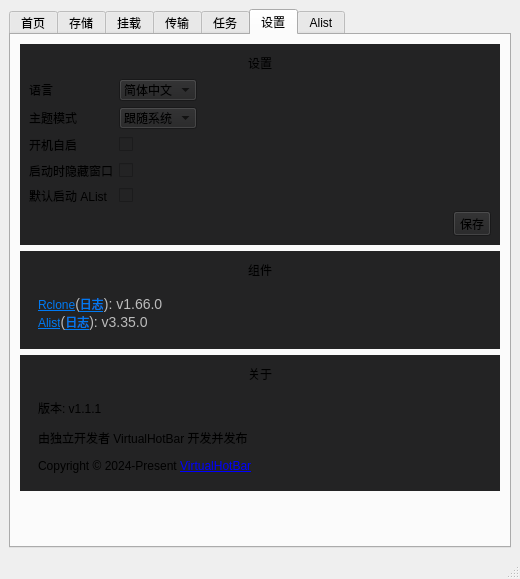
Before: the Qt Designer form QNetMount.ui in guoiaoang/QNetMount, drawn with Qt 5.
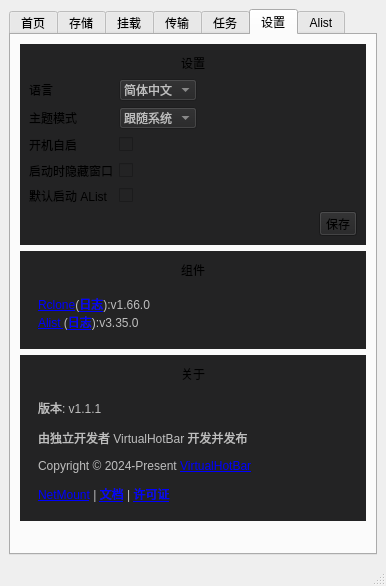
After: the same form once the commit is applied. The open tabs and pages were chosen to show the change.

Commit message: 添加 Alist 服务状态监控及停止

Diff of the .ui file:
```diff
--- a/QNetMount.ui
+++ b/QNetMount.ui
@@ -6,8 +6,8 @@
    <rect>
     <x>0</x>
     <y>0</y>
-    <width>520</width>
-    <height>579</height>
+    <width>386</width>
+    <height>586</height>
    </rect>
   </property>
   <property name="windowTitle">
@@ -537,19 +537,151 @@
        <attribute name="title">
         <string>设置</string>
        </attribute>
-       <layout class="QGridLayout" name="gridLayout_8">
-        <item row="3" column="0">
-         <spacer name="verticalSpacer_4">
-          <property name="orientation">
-           <enum>Qt::Vertical</enum>
+       <layout class="QGridLayout" name="gridLayoutSetting">
+        <item row="2" column="0">
+         <widget class="QWidget" name="widgetSettingAbout" native="true">
+          <property name="styleSheet">
+           <string notr="true">background-color: rgb(35, 35, 36);</string>
           </property>
-          <property name="sizeHint" stdset="0">
-           <size>
-            <width>20</width>
-            <height>40</height>
-           </size>
+          <layout class="QVBoxLayout" name="verticalLayoutSettingAbout">
+           <item>
+            <layout class="QHBoxLayout" name="horizontalLayoutSettingAboutTitle">
+             <item>
+              <spacer name="horizontalSpacerSettingAboutTitleLeft">
+               <property name="orientation">
+                <enum>Qt::Horizontal</enum>
+               </property>
+               <property name="sizeHint" stdset="0">
+                <size>
+                 <width>40</width>
+                 <height>20</height>
+                </size>
+               </property>
+              </spacer>
+             </item>
+             <item>
+              <widget class="QLabel" name="labelSettingAboutTitle">
+               <property name="text">
+                <string>关于</string>
+               </property>
+              </widget>
+             </item>
+             <item>
+              <spacer name="horizontalSpacerSettingAboutTitleRigth">
+               <property name="orientation">
+                <enum>Qt::Horizontal</enum>
+               </property>
+               <property name="sizeHint" stdset="0">
+                <size>
+                 <width>40</width>
+                 <height>20</height>
+                </size>
+               </property>
+              </spacer>
+             </item>
+            </layout>
+           </item>
+           <item>
+            <widget class="QWidget" name="widgetSettingAboutInfo" native="true">
+             <layout class="QVBoxLayout" name="verticalLayoutSettingAboutInfo">
+              <item>
+               <widget class="QLabel" name="labelSettingAboutInfo">
+                <property name="enabled">
+                 <bool>false</bool>
+                </property>
+                <property name="text">
+                 <string>&lt;!DOCTYPE HTML PUBLIC &quot;-//W3C//DTD HTML 4.0//EN&quot; &quot;http://www.w3.org/TR/REC-html40/strict.dtd&quot;&gt;
+&lt;html&gt;
+
+&lt;head&gt;
+&lt;meta name=&quot;qrichtext&quot; content=&quot;1&quot; /&gt;&lt;meta charset=&quot;utf-8&quot; /&gt;
+&lt;/head&gt;
+
+&lt;body&gt;
+&lt;p&gt;版本: v1.1.1&lt;/p&gt;
+&lt;p&gt;由独立开发者 VirtualHotBar 开发并发布&lt;/p&gt;
+&lt;p&gt;Copyright © 2024-Present &lt;a href=&quot;https://blog.hotpe.top&quot;&gt;VirtualHotBar&lt;/a&gt;&lt;/p&gt;
+&lt;p&gt;&lt;a href=&quot;https://blog.hotpe.top&quot;&gt;NetMount&lt;/a&gt; | &lt;a href=&quot;https://api.hotpe.top/API/NetMount/GoLink?id=docs&amp;path=&quot;&gt;文档&lt;/a&gt; | &lt;a href=&quot;https://docs.netmount.cn/license&quot;&gt;许可证&lt;/a&gt;&lt;/p&gt;
+</string>
+                </property>
+                <property name="scaledContents">
+                 <bool>true</bool>
+                </property>
+                <property name="wordWrap">
+                 <bool>true</bool>
+                </property>
+                <property name="openExternalLinks">
+                 <bool>true</bool>
+                </property>
+               </widget>
+              </item>
+             </layout>
+            </widget>
+           </item>
+          </layout>
+         </widget>
+        </item>
+        <item row="1" column="0">
+         <widget class="QWidget" name="widgetSettingLibs" native="true">
+          <property name="styleSheet">
+           <string notr="true">background-color: rgb(35, 35, 36);</string>
           </property>
-         </spacer>
+          <layout class="QVBoxLayout" name="verticalLayoutSettingLibs">
+           <item>
+            <layout class="QHBoxLayout" name="horizontalLayoutSettingLibsTitle">
+             <item>
+              <spacer name="horizontalSpacerSettingLibsTitleLeft">
+               <property name="orientation">
+                <enum>Qt::Horizontal</enum>
+               </property>
+               <property name="sizeHint" stdset="0">
+                <size>
+                 <width>40</width>
+                 <height>20</height>
+                </size>
+               </property>
+              </spacer>
+             </item>
+             <item>
+              <widget class="QLabel" name="labelSettingLibsTitle">
+               <property name="text">
+                <string>组件</string>
+               </property>
+              </widget>
+             </item>
+             <item>
+              <spacer name="horizontalSpacerSettingLibsTitleRight">
+               <property name="orientation">
+                <enum>Qt::Horizontal</enum>
+               </property>
+               <property name="sizeHint" stdset="0">
+                <size>
+                 <width>40</width>
+                 <height>20</height>
+                </size>
+               </property>
+              </spacer>
+             </item>
+            </layout>
+           </item>
+           <item>
+            <widget class="QWidget" name="widgetSettingLibsTitleInfo" native="true">
+             <property name="enabled">
+              <bool>false</bool>
+             </property>
+             <layout class="QVBoxLayout" name="verticalLayoutSettingLibsTitleInfo">
+              <item>
+               <widget class="QLabel" name="labelSettingLibsTitleInfo">
+                <property name="text">
+                 <string>&lt;html&gt;&lt;body&gt;&lt;a href=&quot;https://github.com/rclone/rclone&quot;  &gt;Rclone&lt;/a&gt;(&lt;a href=&quot;www&quot;&gt;日志&lt;/a&gt;):v1.66.0&lt;br/&gt;&lt;a href=&quot;https://github.com/alist-org/alist&quot;&gt;Alist &lt;/a&gt;(&lt;a href=&quot;www&quot;&gt;日志&lt;/a&gt;):v3.35.0&lt;/body&gt;&lt;/html&gt;</string>
+                </property>
+               </widget>
+              </item>
+             </layout>
+            </widget>
+           </item>
+          </layout>
+         </widget>
         </item>
         <item row="0" column="0">
          <widget class="QWidget" name="widgetSetting" native="true">
@@ -628,6 +760,9 @@
                </item>
                <item row="1" column="1">
                 <widget class="QComboBox" name="comboBoxSettingCtrlTheme">
+                 <property name="enabled">
+                  <bool>false</bool>
+                 </property>
                  <item>
                   <property name="text">
                    <string>跟随系统</string>
@@ -673,6 +808,9 @@
                </item>
                <item row="0" column="1">
                 <widget class="QComboBox" name="comboBoxSettingCtrlLanguage">
+                 <property name="enabled">
+                  <bool>false</bool>
+                 </property>
                  <property name="currentText">
                   <string>简体中文</string>
                  </property>
@@ -781,144 +919,18 @@
           </layout>
          </widget>
         </item>
-        <item row="2" column="0">
-         <widget class="QWidget" name="widgetSettingAbout" native="true">
-          <property name="styleSheet">
-           <string notr="true">background-color: rgb(35, 35, 36);</string>
+        <item row="3" column="0">
+         <spacer name="verticalSpacerSettingBellow">
+          <property name="orientation">
+           <enum>Qt::Vertical</enum>
           </property>
-          <layout class="QVBoxLayout" name="verticalLayout_12">
-           <item>
-            <layout class="QVBoxLayout" name="verticalLayoutSettingAbout">
-             <item>
-              <layout class="QHBoxLayout" name="horizontalLayoutSettingAboutTitle">
-               <item>
-                <spacer name="horizontalSpacerSettingAboutTitleLeft">
-                 <property name="orientation">
-                  <enum>Qt::Horizontal</enum>
-                 </property>
-                 <property name="sizeHint" stdset="0">
-                  <size>
-                   <width>40</width>
-                   <height>20</height>
-                  </size>
-                 </property>
-                </spacer>
-               </item>
-               <item>
-                <widget class="QLabel" name="labelSettingAboutTitle">
-                 <property name="text">
-                  <string>关于</string>
-                 </property>
-                </widget>
-               </item>
-               <item>
-                <spacer name="horizontalSpacerSettingAboutTitleRigth">
-                 <property name="orientation">
-                  <enum>Qt::Horizontal</enum>
-                 </property>
-                 <property name="sizeHint" stdset="0">
-                  <size>
-                   <width>40</width>
-                   <height>20</height>
-                  </size>
-                 </property>
-                </spacer>
-               </item>
-              </layout>
-             </item>
-             <item>
-              <widget class="QWidget" name="widgetSettingAboutInfo" native="true">
-               <layout class="QVBoxLayout" name="verticalLayout_5">
-                <item>
-                 <widget class="QLabel" name="labelSettingAboutInfo">
-                  <property name="text">
-                   <string>&lt;!DOCTYPE HTML PUBLIC &quot;-//W3C//DTD HTML 4.0//EN&quot; &quot;http://www.w3.org/TR/REC-html40/strict.dtd&quot;&gt;
-&lt;html&gt;
-
-&lt;head&gt;
-&lt;meta name=&quot;qrichtext&quot; content=&quot;1&quot; /&gt;&lt;meta charset=&quot;utf-8&quot; /&gt;
-&lt;/head&gt;
-
-&lt;body&gt;
-&lt;p&gt;版本: v1.1.1&lt;/p&gt;
-&lt;p&gt;由独立开发者 VirtualHotBar 开发并发布&lt;/p&gt;
-&lt;p&gt;Copyright © 2024-Present &lt;a href=&quot;www&quot;&gt;VirtualHotBar&lt;/a&gt;&lt;/p&gt;</string>
-                  </property>
-                 </widget>
-                </item>
-               </layout>
-              </widget>
-             </item>
-            </layout>
-           </item>
-          </layout>
-         </widget>
-        </item>
-        <item row="1" column="0">
-         <widget class="QWidget" name="widgetSettingLibs" native="true">
-          <property name="styleSheet">
-           <string notr="true">background-color: rgb(35, 35, 36);</string>
+          <property name="sizeHint" stdset="0">
+           <size>
+            <width>20</width>
+            <height>40</height>
+           </size>
           </property>
-          <layout class="QVBoxLayout" name="verticalLayout_11">
-           <item>
-            <layout class="QVBoxLayout" name="verticalLayoutSettingLibs">
-             <item>
-              <layout class="QHBoxLayout" name="horizontalLayoutSettingLibsTitle">
-               <item>
-                <spacer name="horizontalSpacerSettingLibsTitleLeft">
-                 <property name="orientation">
-                  <enum>Qt::Horizontal</enum>
-                 </property>
-                 <property name="sizeHint" stdset="0">
-                  <size>
-                   <width>40</width>
-                   <height>20</height>
-                  </size>
-                 </property>
-                </spacer>
-               </item>
-               <item>
-                <widget class="QLabel" name="labelSettingLibsTitle">
-                 <property name="text">
-                  <string>组件</string>
-                 </property>
-                </widget>
-               </item>
-               <item>
-                <spacer name="horizontalSpacerSettingLibsTitleRight">
-                 <property name="orientation">
-                  <enum>Qt::Horizontal</enum>
-                 </property>
-                 <property name="sizeHint" stdset="0">
-                  <size>
-                   <width>40</width>
-                   <height>20</height>
-                  </size>
-                 </property>
-                </spacer>
-               </item>
-              </layout>
-             </item>
-             <item>
-              <widget class="QWidget" name="widgetSettingLibsTitleInfo" native="true">
-               <layout class="QVBoxLayout" name="verticalLayout_9">
-                <item>
-                 <widget class="QLabel" name="labelSettingLibsTitleInfo">
-                  <property name="text">
-                   <string>&lt;html&gt;&lt;head/&gt;&lt;body&gt;&lt;p&gt;&lt;a href=&quot;www&quot;&gt;&lt;span style=&quot; text-decoration: underline; color:#007af4;&quot;&gt;Rclone&lt;/span&gt;&lt;/a&gt;&lt;span style=&quot; font-family:'Inter','-apple-system','BlinkMacSystemFont','PingFang SC','Hiragino Sans GB','noto sans','Microsoft YaHei','Helvetica Neue','Helvetica','Arial','sans-serif'; font-size:14px; color:rgba(255,255,255,0.698039); background-color:#232324;&quot;&gt;(&lt;/span&gt;&lt;a href=&quot;www&quot;&gt;&lt;span style=&quot; text-decoration: underline; color:#007af4;&quot;&gt;日志&lt;/span&gt;&lt;/a&gt;&lt;span style=&quot; font-family:'Inter','-apple-system','BlinkMacSystemFont','PingFang SC','Hiragino Sans GB','noto sans','Microsoft YaHei','Helvetica Neue','Helvetica','Arial','sans-serif'; font-size:14px; color:rgba(255,255,255,0.698039); background-color:#232324;&quot;&gt;): v1.66.0&lt;/span&gt;&lt;br/&gt;&lt;a href=&quot;www&quot;&gt;&lt;span style=&quot; text-decoration: underline; color:#007af4;&quot;&gt;Alist&lt;/span&gt;&lt;/a&gt;&lt;span style=&quot; font-family:'Inter','-apple-system','BlinkMacSystemFont','PingFang SC','Hiragino Sans GB','noto sans','Microsoft YaHei','Helvetica Neue','Helvetica','Arial','sans-serif'; font-size:14px; color:rgba(255,255,255,0.698039); background-color:#232324;&quot;&gt;(&lt;/span&gt;&lt;a href=&quot;www&quot;&gt;&lt;span style=&quot; text-decoration: underline; color:#007af4;&quot;&gt;日志&lt;/span&gt;&lt;/a&gt;&lt;span style=&quot; font-family:'Inter','-apple-system','BlinkMacSystemFont','PingFang SC','Hiragino Sans GB','noto sans','Microsoft YaHei','Helvetica Neue','Helvetica','Arial','sans-serif'; font-size:14px; color:rgba(255,255,255,0.698039); background-color:#232324;&quot;&gt;): v3.35.0&lt;/span&gt;&lt;/p&gt;&lt;/body&gt;&lt;/html&gt;</string>
-                  </property>
-                  <property name="textFormat">
-                   <enum>Qt::AutoText</enum>
-                  </property>
-                 </widget>
-                </item>
-               </layout>
-              </widget>
-             </item>
-            </layout>
-           </item>
-          </layout>
-         </widget>
+         </spacer>
         </item>
        </layout>
       </widget>
```
Left out of the diff: 74 changed lines with no effect on the pictures. The commit also changes 4 other files.
